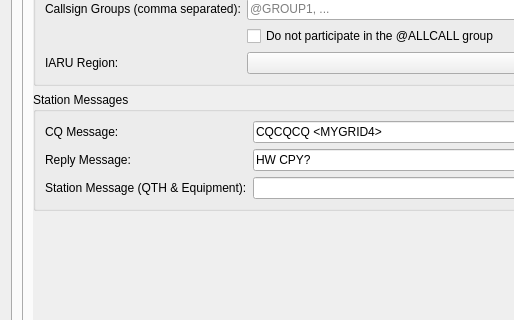
qcmiao1998/js8call, file Configuration.ui: the form before one commit; both pictures show x 0 to 514 and y 168 to 488 of the 800 by 600 pixel window.
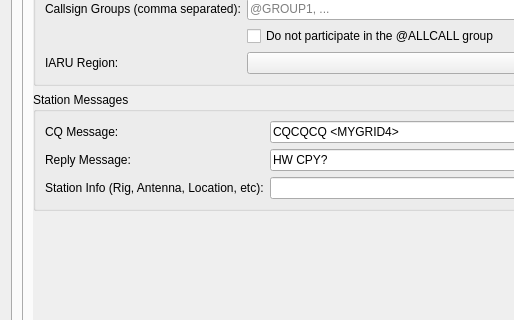
The form after the commit. The open tabs and pages were chosen to show the change.

Commit message: Renamed QTH to INFO to be more generic

Patch:
```diff
--- a/Configuration.ui
+++ b/Configuration.ui
@@ -228,7 +228,7 @@
                      <string>&lt;html&gt;&lt;head/&gt;&lt;body&gt;&lt;p&gt;Station location message&lt;/p&gt;&lt;/body&gt;&lt;/html&gt;</string>
                     </property>
                     <property name="text">
-                     <string>Station Message (QTH &amp; Equipment):</string>
+                     <string>Station Info (Rig, Antenna, Location, etc):</string>
                     </property>
                    </widget>
                   </item>
```
Left out of the diff: 12 changed lines with no effect on the pictures. The commit also changes 6 other files.
